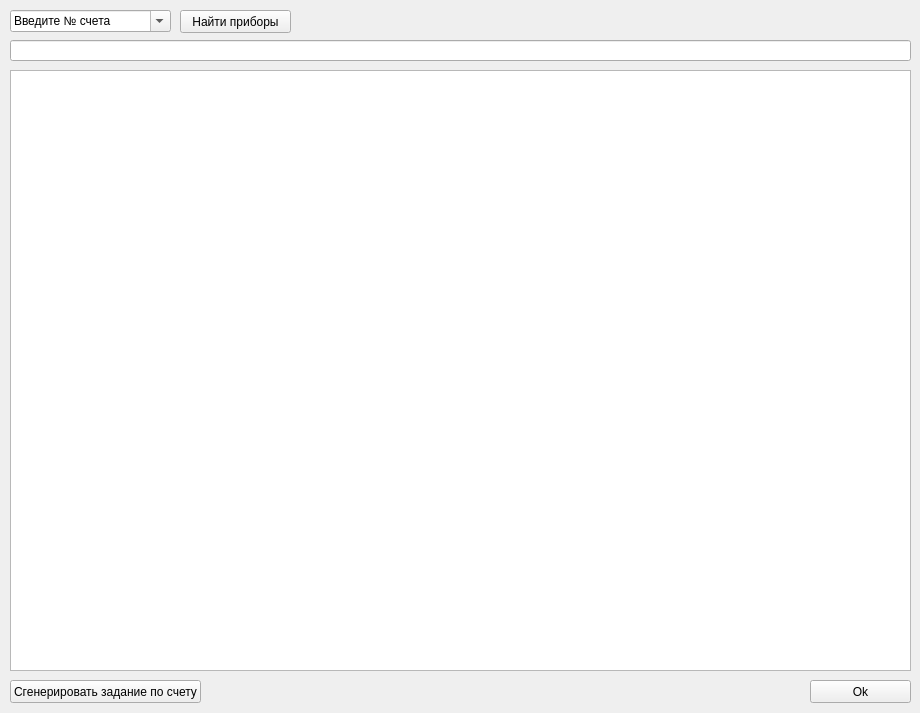
Above: bars.ui from karpenzyah/Hospitex-Barcodes-Generator before the change. Below: the same form after it.
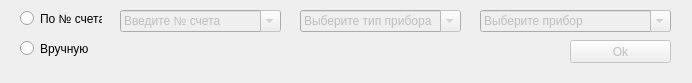
That is the form after the change.

```diff
--- a/bars.ui
+++ b/bars.ui
@@ -6,8 +6,8 @@
    <rect>
     <x>0</x>
     <y>0</y>
-    <width>920</width>
-    <height>713</height>
+    <width>692</width>
+    <height>83</height>
    </rect>
   </property>
   <property name="windowTitle">
@@ -21,10 +21,13 @@
     <locale language="Russian" country="Russia"/>
    </property>
    <widget class="QPushButton" name="OkBtn">
+    <property name="enabled">
+     <bool>false</bool>
+    </property>
     <property name="geometry">
      <rect>
-      <x>810</x>
-      <y>680</y>
+      <x>570</x>
+      <y>40</y>
       <width>101</width>
       <height>23</height>
      </rect>
@@ -45,46 +48,13 @@
      <bool>false</bool>
     </property>
    </widget>
-   <widget class="QTableWidget" name="HospsTable">
-    <property name="geometry">
-     <rect>
-      <x>10</x>
-      <y>70</y>
-      <width>901</width>
-      <height>601</height>
-     </rect>
+   <widget class="QComboBox" name="invoice_box">
+    <property name="enabled">
+     <bool>false</bool>
     </property>
-   </widget>
-   <widget class="QPushButton" name="searchBtn">
     <property name="geometry">
      <rect>
-      <x>180</x>
-      <y>10</y>
-      <width>111</width>
-      <height>23</height>
-     </rect>
-    </property>
-    <property name="text">
-     <string>Найти приборы</string>
-    </property>
-   </widget>
-   <widget class="QPushButton" name="taskBtn">
-    <property name="geometry">
-     <rect>
-      <x>10</x>
-      <y>680</y>
-      <width>191</width>
-      <height>23</height>
-     </rect>
-    </property>
-    <property name="text">
-     <string>Сгенерировать задание по счету</string>
-    </property>
-   </widget>
-   <widget class="QComboBox" name="invoiceBox">
-    <property name="geometry">
-     <rect>
-      <x>10</x>
+      <x>120</x>
       <y>10</y>
       <width>161</width>
       <height>22</height>
@@ -97,15 +67,72 @@
      <string>Введите № счета</string>
     </property>
    </widget>
-   <widget class="QLineEdit" name="customerEdit">
+   <widget class="QComboBox" name="dev_type_box">
+    <property name="enabled">
+     <bool>false</bool>
+    </property>
     <property name="geometry">
      <rect>
-      <x>10</x>
+      <x>300</x>
+      <y>10</y>
+      <width>161</width>
+      <height>22</height>
+     </rect>
+    </property>
+    <property name="editable">
+     <bool>true</bool>
+    </property>
+    <property name="currentText">
+     <string>Выберите тип прибора</string>
+    </property>
+   </widget>
+   <widget class="QComboBox" name="hosp_box">
+    <property name="enabled">
+     <bool>false</bool>
+    </property>
+    <property name="geometry">
+     <rect>
+      <x>480</x>
+      <y>10</y>
+      <width>191</width>
+      <height>22</height>
+     </rect>
+    </property>
+    <property name="editable">
+     <bool>true</bool>
+    </property>
+    <property name="currentText">
+     <string>Выберите прибор</string>
+    </property>
+   </widget>
+   <widget class="QRadioButton" name="invoice_rb">
+    <property name="geometry">
+     <rect>
+      <x>20</x>
+      <y>10</y>
+      <width>82</width>
+      <height>17</height>
+     </rect>
+    </property>
+    <property name="text">
+     <string>По № счета</string>
+    </property>
+   </widget>
+   <widget class="QRadioButton" name="manual_rb">
+    <property name="enabled">
+     <bool>true</bool>
+    </property>
+    <property name="geometry">
+     <rect>
+      <x>20</x>
       <y>40</y>
-      <width>901</width>
-      <height>21</height>
+      <width>82</width>
+      <height>17</height>
      </rect>
     </property>
+    <property name="text">
+     <string>Вручную</string>
+    </property>
    </widget>
   </widget>
  </widget>
```
